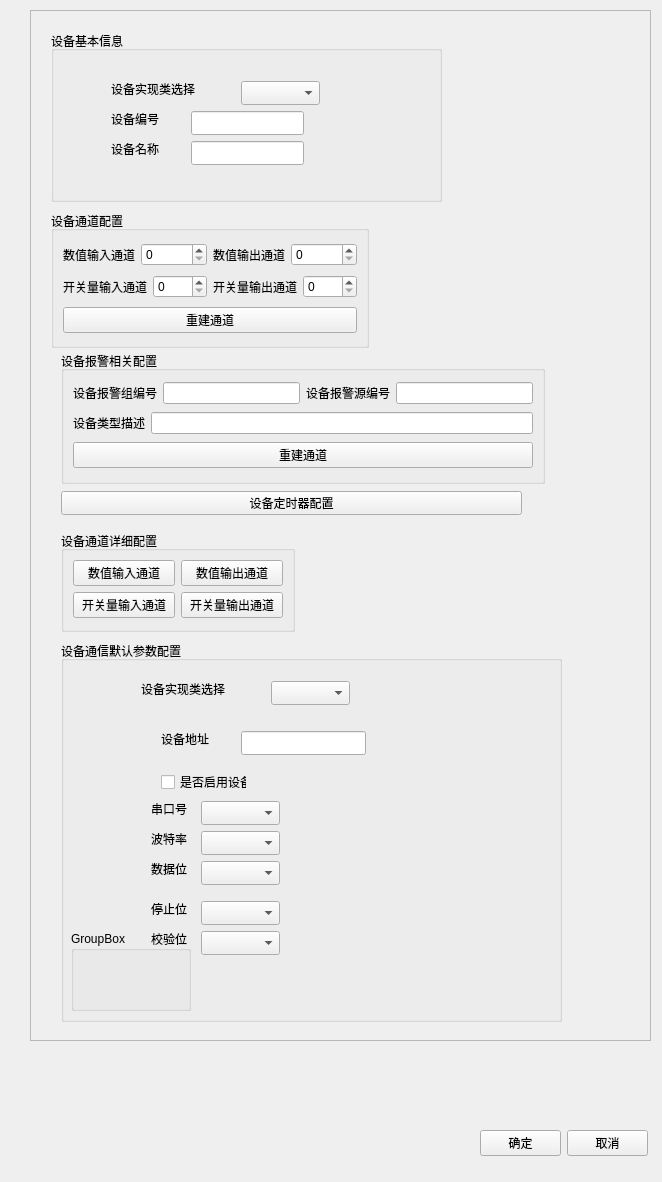
The window that src/config_ui/qt/src/config/ui/device/params_config/dv_params_config.ui (eth-from-zero/qzy-environmental-monitoring) describes before a commit, drawn with Qt 5.
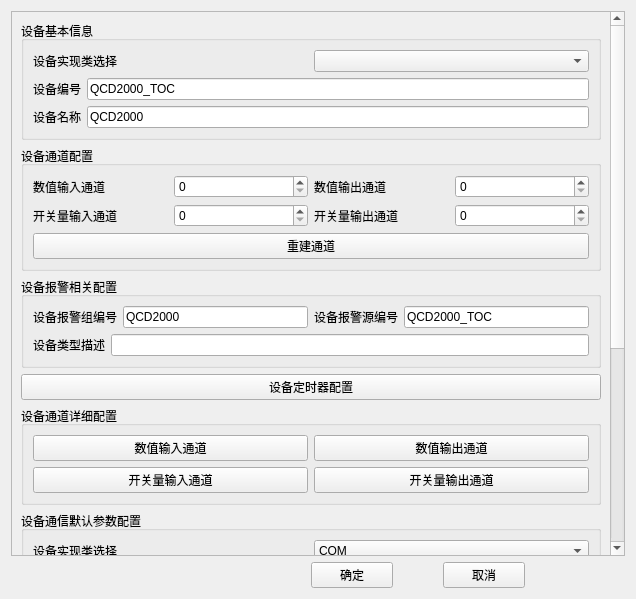
The same window after the commit.

Patch:
```diff
--- a/src/config_ui/qt/src/config/ui/device/params_config/dv_params_config.ui
+++ b/src/config_ui/qt/src/config/ui/device/params_config/dv_params_config.ui
@@ -6,22 +6,16 @@
    <rect>
     <x>0</x>
     <y>0</y>
-    <width>662</width>
-    <height>1182</height>
+    <width>636</width>
+    <height>599</height>
    </rect>
   </property>
   <property name="windowTitle">
    <string>Form</string>
   </property>
+  <layout class="QVBoxLayout" name="verticalLayout_6">
+   <item>
   <widget class="QScrollArea" name="scrollArea">
-   <property name="geometry">
-    <rect>
-     <x>30</x>
-     <y>10</y>
-     <width>621</width>
-     <height>1031</height>
-    </rect>
-   </property>
    <property name="widgetResizable">
     <bool>true</bool>
    </property>
@@ -30,101 +24,72 @@
      <rect>
       <x>0</x>
       <y>0</y>
-      <width>619</width>
-      <height>1029</height>
-     </rect>
-    </property>
+        <width>602</width>
+        <height>936</height>
+       </rect>
+      </property>
+      <layout class="QVBoxLayout" name="verticalLayout_7">
+       <item>
     <widget class="QGroupBox" name="groupBox">
-     <property name="geometry">
-      <rect>
-       <x>20</x>
-       <y>20</y>
-       <width>391</width>
-       <height>171</height>
-      </rect>
-     </property>
      <property name="title">
       <string>设备基本信息</string>
      </property>
-     <widget class="QLabel" name="label_3">
-      <property name="geometry">
-       <rect>
-        <x>60</x>
-        <y>110</y>
-        <width>61</width>
-        <height>16</height>
-       </rect>
-      </property>
+         <layout class="QVBoxLayout" name="verticalLayout_8">
+          <item>
+           <layout class="QHBoxLayout" name="horizontalLayout_24">
+            <item>
+             <widget class="QLabel" name="label">
       <property name="text">
-       <string>设备名称</string>
-      </property>
-     </widget>
-     <widget class="QComboBox" name="comboBox">
-      <property name="geometry">
-       <rect>
-        <x>190</x>
-        <y>50</y>
-        <width>79</width>
-        <height>24</height>
-       </rect>
-      </property>
-     </widget>
+               <string>设备实现类选择</string>
+              </property>
+             </widget>
+            </item>
+            <item>
+             <widget class="QComboBox" name="comboBox"/>
+            </item>
+           </layout>
+          </item>
+          <item>
+           <layout class="QHBoxLayout" name="horizontalLayout_25">
+            <item>
      <widget class="QLabel" name="label_2">
-      <property name="geometry">
-       <rect>
-        <x>60</x>
-        <y>80</y>
-        <width>61</width>
-        <height>16</height>
-       </rect>
-      </property>
       <property name="text">
        <string>设备编号</string>
       </property>
      </widget>
-     <widget class="QLineEdit" name="lineEdit">
-      <property name="geometry">
-       <rect>
-        <x>140</x>
-        <y>110</y>
-        <width>113</width>
-        <height>24</height>
-       </rect>
-      </property>
-     </widget>
+            </item>
+            <item>
      <widget class="QLineEdit" name="lineEdit_2">
-      <property name="geometry">
-       <rect>
-        <x>140</x>
-        <y>80</y>
-        <width>113</width>
-        <height>24</height>
-       </rect>
-      </property>
-     </widget>
-     <widget class="QLabel" name="label">
-      <property name="geometry">
-       <rect>
-        <x>60</x>
-        <y>50</y>
-        <width>101</width>
-        <height>16</height>
-       </rect>
-      </property>
+              <property name="text">
+               <string>QCD2000_TOC</string>
+              </property>
+             </widget>
+            </item>
+           </layout>
+          </item>
+          <item>
+           <layout class="QHBoxLayout" name="horizontalLayout_26">
+            <item>
+             <widget class="QLabel" name="label_3">
+              <property name="text">
+               <string>设备名称</string>
+              </property>
+             </widget>
+            </item>
+            <item>
+             <widget class="QLineEdit" name="lineEdit">
       <property name="text">
-       <string>设备实现类选择</string>
-      </property>
-     </widget>
-    </widget>
+               <string>QCD2000 </string>
+              </property>
+             </widget>
+            </item>
+           </layout>
+          </item>
+         </layout>
+        </widget>
+       </item>
+       <item>
     <widget class="QGroupBox" name="groupBox_2">
-     <property name="geometry">
-      <rect>
-       <x>20</x>
-       <y>200</y>
-       <width>318</width>
-       <height>137</height>
-      </rect>
-     </property>
      <property name="title">
       <string>设备通道配置</string>
      </property>
@@ -202,15 +167,9 @@
       </item>
      </layout>
     </widget>
+       </item>
+       <item>
     <widget class="QGroupBox" name="groupBox_3">
-     <property name="geometry">
-      <rect>
-       <x>30</x>
-       <y>340</y>
-       <width>484</width>
-       <height>133</height>
-      </rect>
-     </property>
      <property name="title">
       <string>设备报警相关配置</string>
      </property>
@@ -227,7 +186,11 @@
            </widget>
           </item>
           <item>
-           <widget class="QLineEdit" name="lineEdit_4"/>
+               <widget class="QLineEdit" name="lineEdit_4">
+                <property name="text">
+                 <string>QCD2000</string>
+                </property>
+               </widget>
           </item>
          </layout>
         </item>
@@ -241,7 +204,11 @@
            </widget>
           </item>
           <item>
-           <widget class="QLineEdit" name="lineEdit_5"/>
+               <widget class="QLineEdit" name="lineEdit_5">
+                <property name="text">
+                 <string>QCD2000_TOC</string>
+                </property>
+               </widget>
           </item>
          </layout>
         </item>
@@ -261,37 +228,18 @@
         </item>
        </layout>
       </item>
-      <item>
-       <widget class="QPushButton" name="pushButton_2">
-        <property name="text">
-         <string>重建通道</string>
-        </property>
-       </widget>
-      </item>
-     </layout>
-    </widget>
-    <widget class="QPushButton" name="pushButton_3">
-     <property name="geometry">
-      <rect>
-       <x>30</x>
-       <y>480</y>
-       <width>461</width>
-       <height>24</height>
-      </rect>
-     </property>
+         </layout>
+        </widget>
+       </item>
+       <item>
+        <widget class="QPushButton" name="btn_timer_config">
      <property name="text">
       <string>设备定时器配置</string>
      </property>
     </widget>
+       </item>
+       <item>
     <widget class="QGroupBox" name="groupBox_4">
-     <property name="geometry">
-      <rect>
-       <x>30</x>
-       <y>520</y>
-       <width>234</width>
-       <height>101</height>
-      </rect>
-     </property>
      <property name="title">
       <string>设备通道详细配置</string>
      </property>
@@ -334,218 +282,243 @@
       </item>
      </layout>
     </widget>
+       </item>
+       <item>
     <widget class="QGroupBox" name="groupBox_5">
-     <property name="geometry">
-      <rect>
-       <x>30</x>
-       <y>630</y>
-       <width>501</width>
-       <height>381</height>
-      </rect>
-     </property>
      <property name="title">
       <string>设备通信默认参数配置</string>
      </property>
+         <layout class="QVBoxLayout" name="verticalLayout_4">
+          <item>
+           <layout class="QHBoxLayout" name="horizontalLayout_17">
+            <item>
      <widget class="QLabel" name="label_11">
-      <property name="geometry">
-       <rect>
-        <x>80</x>
-        <y>40</y>
-        <width>101</width>
-        <height>16</height>
-       </rect>
-      </property>
       <property name="text">
        <string>设备实现类选择</string>
       </property>
      </widget>
+            </item>
+            <item>
      <widget class="QComboBox" name="comboBox_2">
-      <property name="geometry">
-       <rect>
-        <x>210</x>
-        <y>40</y>
-        <width>79</width>
-        <height>24</height>
-       </rect>
-      </property>
-     </widget>
+              <item>
+               <property name="text">
+                <string>COM</string>
+               </property>
+              </item>
+             </widget>
+            </item>
+           </layout>
+          </item>
+          <item>
+           <layout class="QHBoxLayout" name="horizontalLayout_18">
+            <item>
      <widget class="QLabel" name="label_12">
-      <property name="geometry">
-       <rect>
-        <x>100</x>
-        <y>90</y>
-        <width>61</width>
-        <height>16</height>
-       </rect>
-      </property>
       <property name="text">
        <string>设备地址</string>
       </property>
      </widget>
+            </item>
+            <item>
      <widget class="QLineEdit" name="lineEdit_6">
-      <property name="geometry">
-       <rect>
-        <x>180</x>
-        <y>90</y>
-        <width>125</width>
-        <height>24</height>
-       </rect>
-      </property>
-     </widget>
+              <property name="text">
+               <string>2</string>
+              </property>
+             </widget>
+            </item>
+           </layout>
+          </item>
+          <item>
      <widget class="QCheckBox" name="checkBox">
-      <property name="geometry">
-       <rect>
-        <x>100</x>
-        <y>130</y>
-        <width>86</width>
-        <height>22</height>
-       </rect>
-      </property>
       <property name="text">
        <string>是否启用设备</string>
       </property>
      </widget>
+          </item>
+          <item>
+           <layout class="QHBoxLayout" name="horizontalLayout_19">
+            <item>
      <widget class="QLabel" name="label_13">
-      <property name="geometry">
-       <rect>
-        <x>90</x>
-        <y>160</y>
-        <width>51</width>
-        <height>16</height>
-       </rect>
-      </property>
       <property name="text">
        <string>串口号</string>
       </property>
      </widget>
+            </item>
+            <item>
      <widget class="QComboBox" name="comboBox_3">
-      <property name="geometry">
-       <rect>
-        <x>140</x>
-        <y>160</y>
-        <width>79</width>
-        <height>24</height>
-       </rect>
-      </property>
-     </widget>
+              <item>
+               <property name="text">
+                <string>COM1</string>
+               </property>
+              </item>
+              <item>
+               <property name="text">
+                <string>COM2</string>
+               </property>
+              </item>
+             </widget>
+            </item>
+           </layout>
+          </item>
+          <item>
+           <layout class="QHBoxLayout" name="horizontalLayout_20">
+            <item>
      <widget class="QLabel" name="label_14">
-      <property name="geometry">
-       <rect>
-        <x>90</x>
-        <y>190</y>
-        <width>51</width>
-        <height>16</height>
-       </rect>
-      </property>
       <property name="text">
        <string>波特率</string>
       </property>
      </widget>
+            </item>
+            <item>
      <widget class="QComboBox" name="comboBox_4">
-      <property name="geometry">
-       <rect>
-        <x>140</x>
-        <y>190</y>
-        <width>79</width>
-        <height>24</height>
-       </rect>
-      </property>
-     </widget>
+              <item>
+               <property name="text">
+                <string>4800</string>
+               </property>
+              </item>
+              <item>
+               <property name="text">
+                <string>9600</string>
+               </property>
+              </item>
+              <item>
+               <property name="text">
+                <string>14400</string>
+               </property>
+              </item>
+              <item>
+               <property name="text">
+                <string>19200</string>
+               </property>
+              </item>
+              <item>
+               <property name="text">
+                <string>24000</string>
+               </property>
+              </item>
+             </widget>
+            </item>
+           </layout>
+          </item>
+          <item>
+           <layout class="QHBoxLayout" name="horizontalLayout_21">
+            <item>
      <widget class="QLabel" name="label_15">
-      <property name="geometry">
-       <rect>
-        <x>90</x>
-        <y>220</y>
-        <width>51</width>
-        <height>16</height>
-       </rect>
-      </property>
       <property name="text">
        <string>数据位</string>
       </property>
      </widget>
+            </item>
+            <item>
      <widget class="QComboBox" name="comboBox_5">
-      <property name="geometry">
-       <rect>
-        <x>140</x>
-        <y>220</y>
-        <width>79</width>
-        <height>24</height>
-       </rect>
-      </property>
-     </widget>
+              <item>
+               <property name="text">
+                <string>1</string>
+               </property>
+              </item>
+              <item>
+               <property name="text">
+                <string>2</string>
+               </property>
+              </item>
+              <item>
+               <property name="text">
+                <string>4</string>
+               </property>
+              </item>
+              <item>
+               <property name="text">
+                <string>8</string>
+               </property>
+              </item>
+             </widget>
+            </item>
+           </layout>
+          </item>
+          <item>
+           <layout class="QHBoxLayout" name="horizontalLayout_22">
+            <item>
      <widget class="QLabel" name="label_16">
-      <property name="geometry">
-       <rect>
-        <x>90</x>
-        <y>260</y>
-        <width>51</width>
-        <height>16</height>
-       </rect>
-      </property>
       <property name="text">
        <string>停止位</string>
       </property>
      </widget>
+            </item>
+            <item>
      <widget class="QComboBox" name="comboBox_6">
-      <property name="geometry">
-       <rect>
-        <x>140</x>
-        <y>260</y>
-        <width>79</width>
-        <height>24</height>
-       </rect>
-      </property>
-     </widget>
+              <item>
+               <property name="text">
+                <string>1</string>
+               </property>
+              </item>
+             </widget>
+            </item>
+           </layout>
+          </item>
+          <item>
+           <layout class="QHBoxLayout" name="horizontalLayout_23">
+            <item>
      <widget class="QLabel" name="label_17">
-      <property name="geometry">
-       <rect>
-        <x>90</x>
-        <y>290</y>
-        <width>51</width>
-        <height>16</height>
-       </rect>
-      </property>
       <property name="text">
        <string>校验位</string>
       </property>
      </widget>
+            </item>
+            <item>
      <widget class="QComboBox" name="comboBox_7">
-      <property name="geometry">
-       <rect>
-        <x>140</x>
-        <y>290</y>
-        <width>79</width>
-        <height>24</height>
-       </rect>
-      </property>
-     </widget>
+              <item>
+               <property name="text">
+                <string>None</string>
+               </property>
+              </item>
+             </widget>
+            </item>
+           </layout>
+          </item>
+         </layout>
+        </widget>
+       </item>
+       <item>
      <widget class="QGroupBox" name="groupBox_6">
-      <property name="geometry">
-       <rect>
-        <x>10</x>
-        <y>290</y>
-        <width>120</width>
-        <height>80</height>
-       </rect>
-      </property>
       <property name="title">
-       <string>GroupBox</string>
-      </property>
-     </widget>
-    </widget>
-   </widget>
-  </widget>
-  <widget class="QWidget" name="layoutWidget">
-   <property name="geometry">
-    <rect>
-     <x>480</x>
-     <y>1130</y>
-     <width>168</width>
-     <height>26</height>
-    </rect>
-   </property>
+          <string>设备描述信息</string>
+         </property>
+         <layout class="QVBoxLayout" name="verticalLayout_5">
+          <property name="spacing">
+           <number>0</number>
+          </property>
+          <property name="leftMargin">
+           <number>0</number>
+          </property>
+          <property name="topMargin">
+           <number>0</number>
+          </property>
+          <property name="rightMargin">
+           <number>0</number>
+          </property>
+          <property name="bottomMargin">
+           <number>0</number>
+          </property>
+          <item>
+           <widget class="QTextEdit" name="textEdit"/>
+          </item>
+         </layout>
+        </widget>
+       </item>
+      </layout>
+     </widget>
+    </widget>
+   </item>
+   <item>
    <layout class="QHBoxLayout" name="horizontalLayout">
+     <property name="spacing">
+      <number>50</number>
+     </property>
+     <property name="leftMargin">
+      <number>300</number>
+     </property>
+     <property name="rightMargin">
+      <number>100</number>
+     </property>
     <item>
      <widget class="QPushButton" name="btn_ok">
       <property name="text">
@@ -561,7 +534,8 @@
      </widget>
     </item>
    </layout>
-  </widget>
+   </item>
+  </layout>
  </widget>
  <resources/>
  <connections/>
```
Lines whose indentation alone changed are shown as unchanged.
